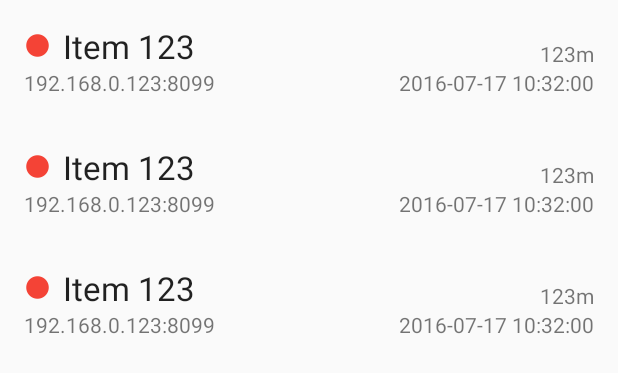
After one commit to pgrenaud/EtsmtlGti785Lab2, an Android app: the layout fragment_peers_list.xml on its own in the app's theme, with its tools: preview values and no code run, on a phone screen of 412 x 824 dp. The commit adds this screen. Shown: the top 373 px of the screen. Run offline under Robolectric (Android 15) with nearby library versions, the light colour scheme and no system bars.

Commit message:
Finished peers fragment design.

```diff
--- a/peer/build.gradle
+++ b/peer/build.gradle
@@ -25,6 +25,7 @@ dependencies {
     compile 'com.android.support:appcompat-v7:24.0.0'
     compile 'com.android.support:support-v4:24.0.0'
     compile 'com.android.support:design:24.0.0'
+    compile 'com.android.support:recyclerview-v7:24.0.0'
     compile 'com.google.zxing:core:3.2.1'
     compile 'com.google.zxing:android-integration:3.2.1'
 }
--- a/peer/src/main/java/ca/etsmtl/gti785/peer/activity/MainActivity.java
+++ b/peer/src/main/java/ca/etsmtl/gti785/peer/activity/MainActivity.java
@@ -13,6 +13,7 @@ import android.support.v7.widget.Toolbar;
 import android.view.Menu;
 import android.view.MenuItem;
 
+import ca.etsmtl.gti785.peer.fragment.PeersFragment;
 import ca.etsmtl.gti785.peer.fragment.ServerFragment;
 import ca.etsmtl.gti785.peer.R;
 
@@ -21,6 +22,7 @@ public class MainActivity extends AppCompatActivity implements NavigationView.On
     private FloatingActionButton fab;
     private MenuItem previousMenuItem;
 
+    private PeersFragment peersFragment;
     private ServerFragment serverFragment;
 
     private int nextPeerId = Menu.FIRST;
@@ -56,6 +58,7 @@ public class MainActivity extends AppCompatActivity implements NavigationView.On
         navigationView.setNavigationItemSelectedListener(this);
 
         // Initializing fixed fragments
+        peersFragment = PeersFragment.newInstance();
         serverFragment = ServerFragment.newInstance();
 
         // Perform initial setup by triggering a navigation change
@@ -110,6 +113,8 @@ public class MainActivity extends AppCompatActivity implements NavigationView.On
         if (id == R.id.nav_peers) {
             setTitle(R.string.activity_peers_title);
             fab.show();
+
+            getSupportFragmentManager().beginTransaction().replace(R.id.fragment_container, peersFragment).commit();
         } else if (id == R.id.nav_status) {
             setTitle(R.string.activity_status_title);
             fab.hide();
--- /dev/null
+++ b/peer/src/main/res/layout/fragment_peers.xml
@@ -0,0 +1,62 @@
+<?xml version="1.0" encoding="utf-8"?>
+<RelativeLayout xmlns:android="http://schemas.android.com/apk/res/android"
+    android:layout_width="match_parent"
+    android:layout_height="wrap_content"
+    android:paddingBottom="@dimen/activity_vertical_margin"
+    android:paddingLeft="@dimen/activity_horizontal_margin"
+    android:paddingRight="@dimen/activity_horizontal_margin"
+    android:paddingTop="@dimen/activity_vertical_margin">
+
+    <RelativeLayout
+        android:id="@+id/peers_title_layout"
+        android:layout_width="match_parent"
+        android:layout_height="wrap_content">
+
+        <ImageView
+            android:id="@+id/peers_status_image"
+            android:layout_width="wrap_content"
+            android:layout_height="wrap_content"
+            android:layout_alignParentStart="true"
+            android:layout_centerVertical="true"
+            android:src="@drawable/ic_brightness_1_red_500_18dp" />
+
+        <TextView
+            android:id="@+id/peers_title_text"
+            android:layout_width="match_parent"
+            android:layout_height="wrap_content"
+            android:layout_toEndOf="@+id/peers_status_image"
+            android:layout_toStartOf="@+id/peers_distance_text"
+            android:layout_marginStart="8dp"
+            android:textAppearance="?android:attr/textAppearanceLarge"
+            android:text="Item 123"/>
+
+        <TextView
+            android:id="@+id/peers_distance_text"
+            android:layout_width="wrap_content"
+            android:layout_height="wrap_content"
+            android:layout_alignParentEnd="true"
+            android:layout_alignBottom="@+id/peers_title_text"
+            android:text="123m" />
+    </RelativeLayout>
+
+    <RelativeLayout
+        android:layout_width="match_parent"
+        android:layout_height="wrap_content"
+        android:layout_below="@+id/peers_title_layout">
+
+        <TextView
+            android:id="@+id/peers_address_text"
+            android:layout_width="match_parent"
+            android:layout_height="wrap_content"
+            android:layout_toStartOf="@+id/peers_date_text"
+            android:text="192.168.0.123:8099" />
+
+        <TextView
+            android:id="@+id/peers_date_text"
+            android:layout_width="wrap_content"
+            android:layout_height="wrap_content"
+            android:layout_alignParentEnd="true"
+            android:text="2016-07-17 10:32:00" />
+    </RelativeLayout>
+
+</RelativeLayout>
--- /dev/null
+++ b/peer/src/main/res/layout/fragment_peers_list.xml
@@ -0,0 +1,10 @@
+<?xml version="1.0" encoding="utf-8"?>
+<android.support.v7.widget.RecyclerView xmlns:android="http://schemas.android.com/apk/res/android"
+    xmlns:app="http://schemas.android.com/apk/res-auto"
+    xmlns:tools="http://schemas.android.com/tools"
+    android:id="@+id/peers_recycler_view"
+    android:layout_width="match_parent"
+    android:layout_height="match_parent"
+    app:layoutManager="LinearLayoutManager"
+    tools:context="ca.etsmtl.gti785.peer.fragment.PeersFragment"
+    tools:listitem="@layout/fragment_peers" />
```
Also changed, not shown: peer/src/main/java/ca/etsmtl/gti785/peer/adapter/PeersRecyclerViewAdapter.java (added, +81 -0 lines), peer/src/main/java/ca/etsmtl/gti785/peer/dummy/DummyContent.java (added, +72 -0 lines), peer/src/main/java/ca/etsmtl/gti785/peer/fragment/PeersFragment.java (added, +89 -0 lines), peer/src/main/java/ca/etsmtl/gti785/peer/util/DividerItemDecoration.java (added, +43 -0 lines), peer/src/main/res/drawable-hdpi/ic_brightness_1_green_500_18dp.png (added), peer/src/main/res/drawable-hdpi/ic_brightness_1_red_500_18dp.png (added), peer/src/main/res/drawable-mdpi/ic_brightness_1_green_500_18dp.png (added), peer/src/main/res/drawable-mdpi/ic_brightness_1_red_500_18dp.png (added), peer/src/main/res/drawable-xhdpi/ic_brightness_1_green_500_18dp.png (added), peer/src/main/res/drawable-xhdpi/ic_brightness_1_red_500_18dp.png (added), peer/src/main/res/drawable-xxhdpi/ic_brightness_1_green_500_18dp.png (added), peer/src/main/res/drawable-xxhdpi/ic_brightness_1_red_500_18dp.png (added), peer/src/main/res/drawable-xxxhdpi/ic_brightness_1_green_500_18dp.png (added), peer/src/main/res/drawable-xxxhdpi/ic_brightness_1_red_500_18dp.png (added).
